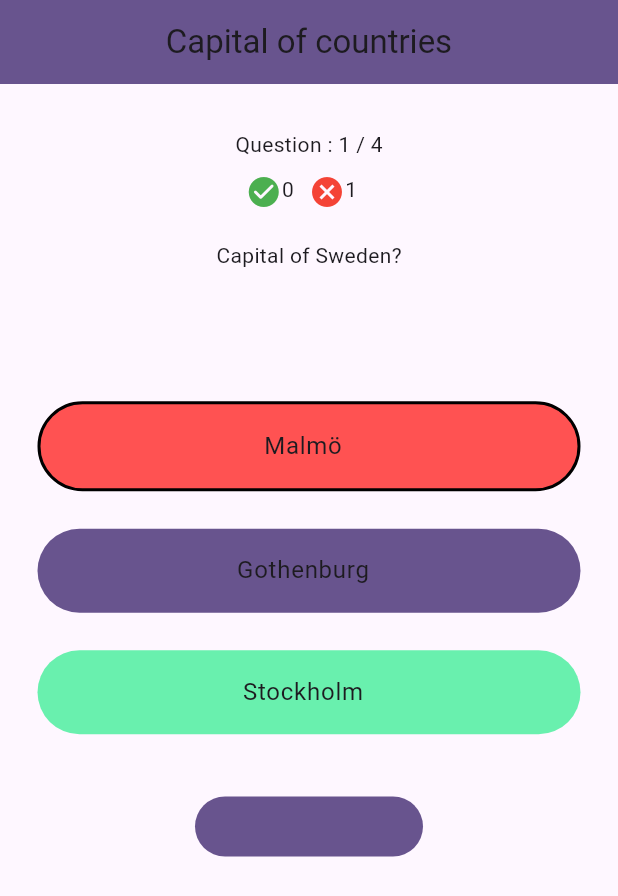
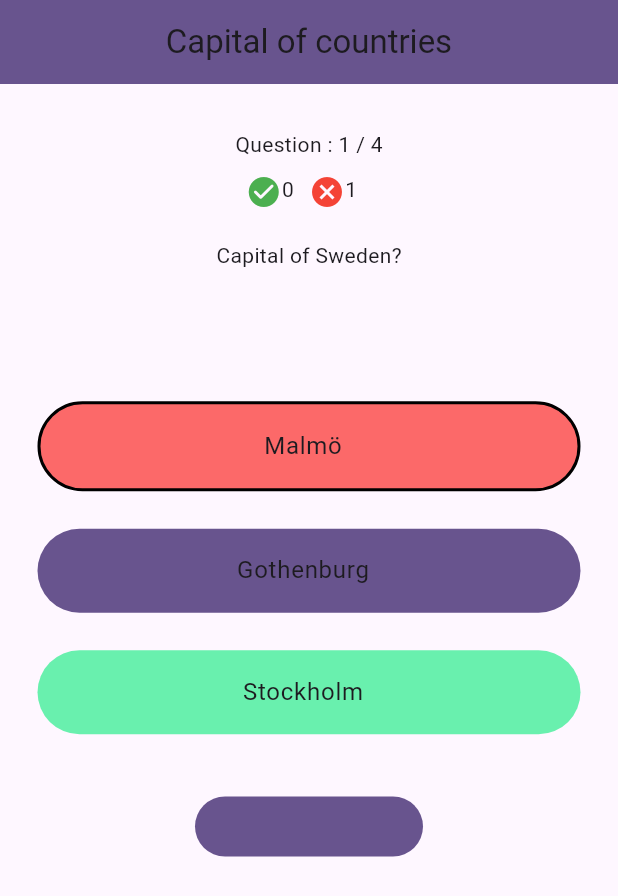
Before and after one commit to rapunschel/quizme, a Flutter app: the PlayQuizPage screen opened directly, after a tap on "Malmö", on a phone screen of 412 x 824 dp. Shown: the top 896 px of the screen. Run offline on Flutter 3.47's test engine with Material 2 defaults, Android fonts, the phone set to English and light mode, and no system bars.

Commit message:
Changes wrong answer color to lighter red

```diff
--- a/lib/play_quiz/pages/play_quiz_page.dart
+++ b/lib/play_quiz/pages/play_quiz_page.dart
@@ -156,7 +156,7 @@ class _AnswerTileWidgetState extends State<AnswerTileWidget> {
         if (widget.answer.isCorrect) {
           color = Colors.greenAccent;
         } else {
-          color = Colors.redAccent;
+          color = const Color.fromARGB(255, 252, 105, 105);
         }
       }
       // If it wasnt tapped but was also a correct answer, set to green.
```
